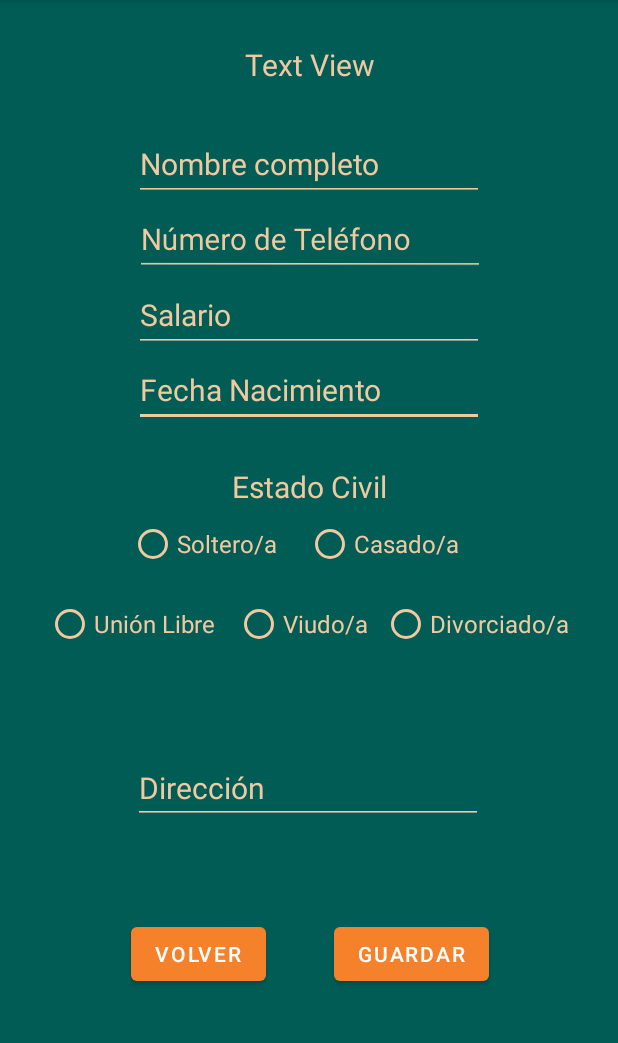
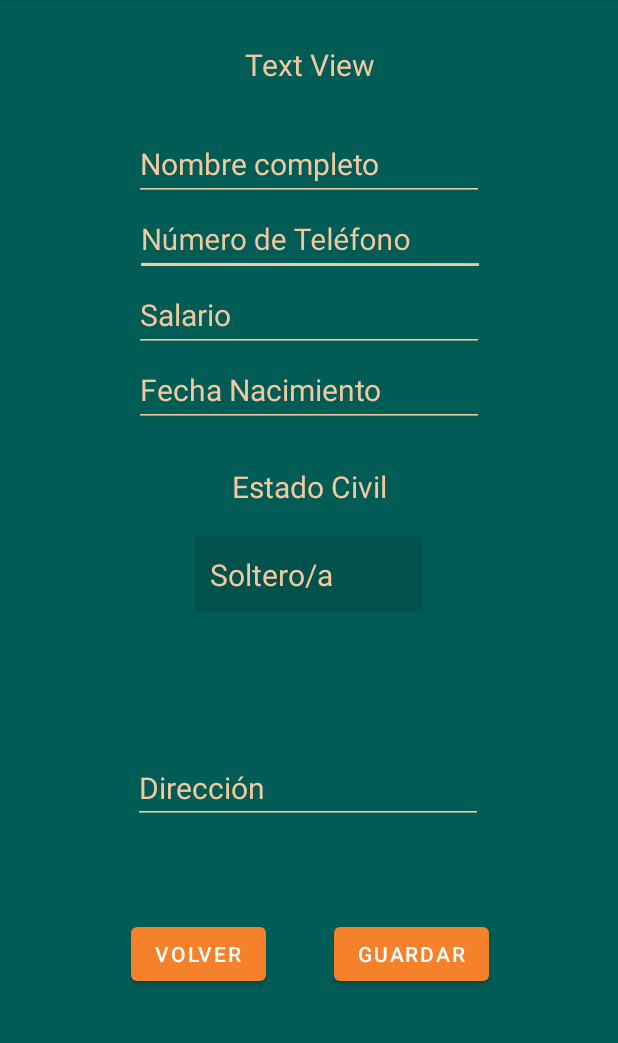
Before and after one commit to adriansm1222/asodesunidosRep, an Android app: the InformacionPersonal screen opened directly, with no data from a screen before it, on a phone screen of 412 x 824 dp, the part 84-1127 px from its top. Run offline under Robolectric (Android 15) with nearby library versions, the light colour scheme and no system bars.

Commit message:
Funcionalidad completa Informacion Personal
Se carga la informacion del cliente de la base de datos y se habilitael modo edicion. Falta conectar con las demas pantallas

```diff
--- a/ASODESUNIDOS/app/src/main/res/layout/activity_informacion_personal.xml
+++ b/ASODESUNIDOS/app/src/main/res/layout/activity_informacion_personal.xml
@@ -44,7 +44,7 @@
         android:backgroundTint="@color/text"
         android:ems="10"
         android:hint="@string/fecha_nacimiento"
-        android:inputType="date"
+        android:inputType="none"
         android:paddingVertical="5sp"
         android:textAlignment="viewStart"
         android:textColor="@color/text"
@@ -54,7 +54,9 @@
         app:layout_constraintEnd_toEndOf="parent"
         app:layout_constraintStart_toStartOf="parent"
         app:layout_constraintTop_toTopOf="parent"
-        app:layout_constraintVertical_bias="0.327" />
+        app:layout_constraintVertical_bias="0.327"
+        android:focusable="false"
+        android:clickable="true"/>
 
     <EditText
         android:id="@+id/etTelefono"
@@ -75,80 +77,6 @@
         app:layout_constraintStart_toStartOf="parent"
         app:layout_constraintTop_toTopOf="parent"
         app:layout_constraintVertical_bias="0.187" />
-
-    <RadioGroup
-        android:id="@+id/rgCivil2"
-        android:layout_width="350dp"
-        android:layout_height="50dp"
-        android:orientation="horizontal"
-        app:layout_constraintBottom_toBottomOf="parent"
-        app:layout_constraintEnd_toEndOf="parent"
-        app:layout_constraintHorizontal_bias="0.491"
-        app:layout_constraintStart_toStartOf="parent"
-        app:layout_constraintTop_toTopOf="parent"
-        app:layout_constraintVertical_bias="0.546">
-
-        <RadioButton
-            android:id="@+id/rbUnion"
-            android:layout_width="126dp"
-            android:layout_height="wrap_content"
-            android:buttonTint="@color/text"
-            android:text="@string/uni_n_libre"
-            android:textColor="@color/text"
-            android:textSize="16sp" />
-
-        <RadioButton
-            android:id="@+id/rbViudo"
-            android:layout_width="108dp"
-            android:layout_height="wrap_content"
-            android:layout_weight="1"
-            android:buttonTint="@color/text"
-            android:text="@string/viudo_a"
-            android:textColor="@color/text"
-            android:textSize="16sp" />
-
-        <RadioButton
-            android:id="@+id/rbDivorciado"
-            android:layout_width="136dp"
-            android:layout_height="wrap_content"
-            android:layout_weight="1"
-            android:buttonTint="@color/text"
-            android:text="@string/divorciado_a"
-            android:textColor="@color/text"
-            android:textSize="16sp" />
-    </RadioGroup>
-
-    <RadioGroup
-        android:id="@+id/rgCivil1"
-        android:layout_width="240dp"
-        android:layout_height="50dp"
-        android:orientation="horizontal"
-        app:layout_constraintBottom_toBottomOf="parent"
-        app:layout_constraintEnd_toEndOf="parent"
-        app:layout_constraintStart_toStartOf="parent"
-        app:layout_constraintTop_toTopOf="parent"
-        app:layout_constraintVertical_bias="0.472">
-
-        <RadioButton
-            android:id="@+id/rbSoltero"
-            android:layout_width="wrap_content"
-            android:layout_height="wrap_content"
-            android:layout_weight="1"
-            android:buttonTint="@color/text"
-            android:text="@string/soltero_a"
-            android:textColor="@color/text"
-            android:textSize="16sp" />
-
-        <RadioButton
-            android:id="@+id/rbCasado"
-            android:layout_width="wrap_content"
-            android:layout_height="wrap_content"
-            android:layout_weight="1"
-            android:buttonTint="@color/text"
-            android:text="@string/casado_a"
-            android:textColor="@color/text"
-            android:textSize="16sp" />
-    </RadioGroup>
 
     <EditText
         android:id="@+id/etSalario"
@@ -223,6 +151,7 @@
         android:id="@+id/btnGuardar"
         android:layout_width="wrap_content"
         android:layout_height="wrap_content"
+        android:onClick="guardar"
         android:text="@string/guardar"
         app:layout_constraintBottom_toBottomOf="parent"
         app:layout_constraintEnd_toEndOf="parent"
@@ -231,5 +160,18 @@
         app:layout_constraintTop_toTopOf="parent"
         app:layout_constraintVertical_bias="0.85" />
 
+    <Spinner
+        android:id="@+id/spEstado"
+        android:layout_width="152dp"
+        android:layout_height="51dp"
+        android:background="@color/material_on_surface_stroke"
+        android:spinnerMode="dialog"
+        android:textAlignment="center"
+        app:layout_constraintBottom_toBottomOf="parent"
+        app:layout_constraintEnd_toEndOf="parent"
+        app:layout_constraintStart_toStartOf="parent"
+        app:layout_constraintTop_toTopOf="parent"
+        app:layout_constraintVertical_bias="0.499" />
+
 
 </androidx.constraintlayout.widget.ConstraintLayout>
--- /dev/null
+++ b/ASODESUNIDOS/app/src/main/res/layout/layout_spinner.xml
@@ -0,0 +1,8 @@
+<?xml version="1.0" encoding="utf-8"?>
+<TextView
+    android:layout_height="wrap_content"
+    android:layout_width="match_parent"
+    android:textColor="@color/text"
+    android:padding="10sp"
+    android:textSize="20sp"
+    xmlns:android="http://schemas.android.com/apk/res/android" />
--- a/ASODESUNIDOS/app/src/main/res/values-night/themes.xml
+++ b/ASODESUNIDOS/app/src/main/res/values-night/themes.xml
@@ -2,15 +2,15 @@
     <!-- Base application theme. -->
     <style name="Theme.ASODESUNIDOS" parent="Theme.MaterialComponents.DayNight.DarkActionBar">
         <!-- Primary brand color. -->
-        <item name="colorPrimary">@color/background</item>
-        <item name="colorPrimaryVariant">@color/buttons</item>
-        <item name="colorOnPrimary">@color/black</item>
+        <item name="colorPrimary">@color/buttons</item>
+        <item name="colorPrimaryVariant">@color/background</item>
+        <item name="colorOnPrimary">@color/white</item>
         <!-- Secondary brand color. -->
         <item name="colorSecondary">@color/teal_200</item>
         <item name="colorSecondaryVariant">@color/teal_200</item>
         <item name="colorOnSecondary">@color/black</item>
         <!-- Status bar color. -->
-        <item name="android:statusBarColor">?attr/colorPrimaryVariant</item>
+        <item name="android:statusBarColor">@color/text</item>
         <!-- Customize your theme here. -->
     </style>
 </resources>
--- a/ASODESUNIDOS/app/src/main/res/values/themes.xml
+++ b/ASODESUNIDOS/app/src/main/res/values/themes.xml
@@ -12,5 +12,16 @@
         <!-- Status bar color. -->
         <item name="android:statusBarColor">@color/text</item>
         <!-- Customize your theme here. -->
+        <item name="android:datePickerDialogTheme">@style/MyDatePickerDialogTheme</item>
+    </style>
+    <style name="MyDatePickerDialogTheme" parent="android:Theme.Material.Light.Dialog">
+        <item name="android:datePickerStyle">@style/MyDatePickerStyle</item>
+        <item name="android:buttonBarButtonStyle">@style/DatePickerTheme.ButtonBarButtonStyle</item>
+    </style>
+    <style name="MyDatePickerStyle" parent="@android:style/Widget.Material.Light.DatePicker">
+        <item name="android:headerBackground">@color/background</item>
+    </style>
+    <style name="DatePickerTheme.ButtonBarButtonStyle" parent="Widget.MaterialComponents.Button.TextButton.Dialog">
+        <item name="android:textColor">@color/buttons</item>
     </style>
 </resources>
```
Also changed, not shown: ASODESUNIDOS/app/src/main/java/com/example/asodesunidos/DatePickerFragment.java (added, +66 -0 lines), ASODESUNIDOS/app/src/main/java/com/example/asodesunidos/InformacionPersonal.java (+256 -1 lines), ASODESUNIDOS/app/src/main/java/com/example/asodesunidos/MainActivity.java (+16 -1 lines), ASODESUNIDOS/app/src/main/res/layout/activity_main.xml (+12 -0 lines).
